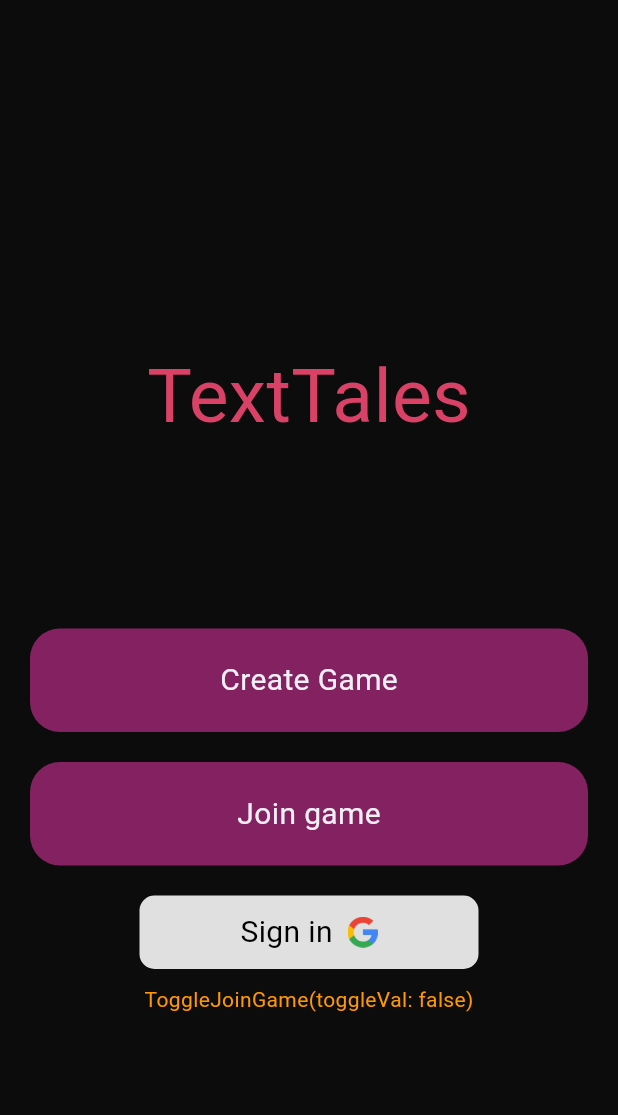
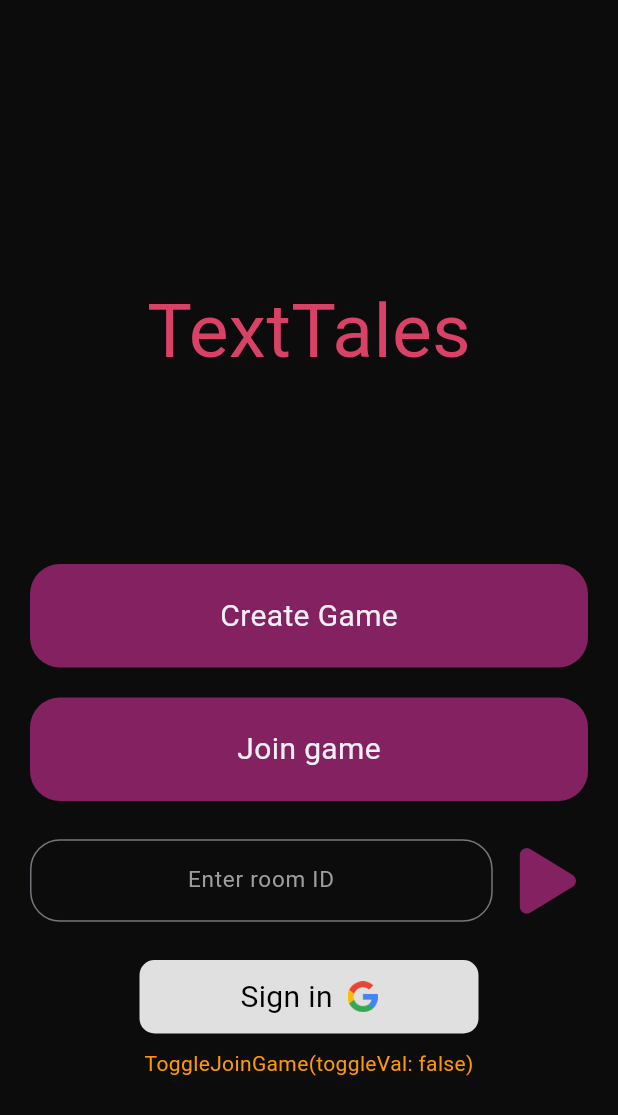
Before and after one commit to FrostyCake47/TextTales, a Flutter app: the screen it shows after launch, on a phone screen of 412 x 824 dp. Shown: the top 1115 px of the screen. Run offline on Flutter 3.47's test engine with Material 3 defaults, Android fonts, the phone set to English and light mode, and no system bars; our stand-ins replace firebase_auth, firebase_core, flutter_riverpod, flutter_spinkit, fluttertoast, font_awesome_flutter and 3 more; missing offline and left inert: dart:ffi; accounts and stored records are empty.

Commit message:
join game textfield

```diff
--- a/lib/screens/home.dart
+++ b/lib/screens/home.dart
@@ -9,6 +9,7 @@ import 'package:flutter_riverpod/flutter_riverpod.dart';
 import 'package:flutter_spinkit/flutter_spinkit.dart';
 import 'package:fluttertoast/fluttertoast.dart';
 import 'package:riverpod/riverpod.dart';
+import 'package:font_awesome_flutter/font_awesome_flutter.dart';
 
 import 'package:texttales/constants/colors.dart';
 import 'package:texttales/constants/textstyles.dart';
@@ -96,19 +97,33 @@ class HomeScreen extends ConsumerWidget {
               ),
             ),
 
-            /*Row(
+            Container(
+              margin: EdgeInsets.symmetric(vertical: 10, horizontal: 20),
+              child: Row(
                 children: [
-                TextField(
+                  Expanded(
+                    child: Container(
+                      margin: const EdgeInsets.fromLTRB(0, 0, 10, 0),
+                      child: TextField(
                           controller: _joinGameController,
+                          textAlign: TextAlign.center,
                           decoration: InputDecoration(
-                      hintText: 'Name',
+                            hintTextDirection: TextDirection.ltr,
+                            hintText: 'Enter room ID',
                             border: OutlineInputBorder(borderRadius: BorderRadius.circular(20)),
                             hintStyle: textMedium.copyWith(color: Colors.grey, fontSize: 15)
                           ),
                           style: textMedium.copyWith(fontSize: 15),
                       ),
+                    ),
+                  ),
+                  IconButton(onPressed: (){
+
+                  },
+                  icon: FaIcon(FontAwesomeIcons.play), color: secondaryColor, iconSize: 50,)
                 ],
-            ),*/
+              ),
+            ),
 
 
 
--- a/pubspec.yaml
+++ b/pubspec.yaml
@@ -15,6 +15,7 @@ dependencies:
   google_sign_in: ^6.2.1
   flutter_spinkit: ^5.2.1
   fluttertoast: ^8.2.5
+  font_awesome_flutter: ^10.7.0
 
 dev_dependencies:
   flutter_test:
```
Also changed, not shown: pubspec.lock. Lines whose indentation alone changed are shown as unchanged.
